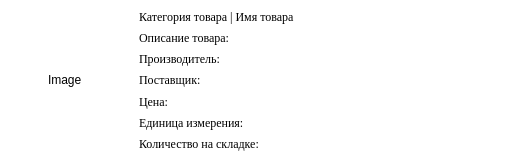
This is ui/item_card.ui in ec-b/d as Qt 5 draws it before an edit. The edited form follows.
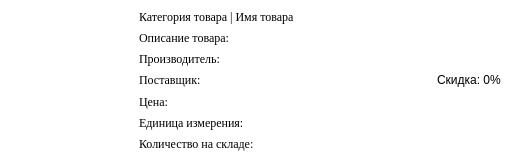
This is the edited form.

What changed in the file:
```diff
--- a/ui/item_card.ui
+++ b/ui/item_card.ui
@@ -62,13 +62,25 @@
       <item alignment="Qt::AlignmentFlag::AlignHCenter">
        <widget class="QLabel" name="label_image">
         <property name="sizePolicy">
-         <sizepolicy hsizetype="Maximum" vsizetype="Maximum">
+         <sizepolicy hsizetype="Fixed" vsizetype="Fixed">
           <horstretch>0</horstretch>
           <verstretch>0</verstretch>
          </sizepolicy>
         </property>
+        <property name="minimumSize">
+         <size>
+          <width>120</width>
+          <height>150</height>
+         </size>
+        </property>
+        <property name="maximumSize">
+         <size>
+          <width>120</width>
+          <height>150</height>
+         </size>
+        </property>
         <property name="text">
-         <string>Image</string>
+         <string/>
         </property>
         <property name="scaledContents">
          <bool>true</bool>
@@ -166,7 +178,10 @@
          </font>
         </property>
         <property name="text">
-         <string>Количество на складке:</string>
+         <string>Количество на складе:</string>
+        </property>
+        <property name="wordWrap">
+         <bool>true</bool>
         </property>
        </widget>
       </item>
@@ -196,10 +211,13 @@
       <item alignment="Qt::AlignmentFlag::AlignHCenter">
        <widget class="QLabel" name="label_discount">
         <property name="styleSheet">
-         <string notr="true">color: rgb(255, 255, 255);</string>
+         <string notr="true">color: rgb(0, 0, 0);</string>
         </property>
         <property name="text">
-         <string>Discount</string>
+         <string>Скидка: 0%</string>
+        </property>
+        <property name="wordWrap">
+         <bool>true</bool>
         </property>
        </widget>
       </item>
```
Left out of the diff: 18 changed lines with no effect on the pictures.
